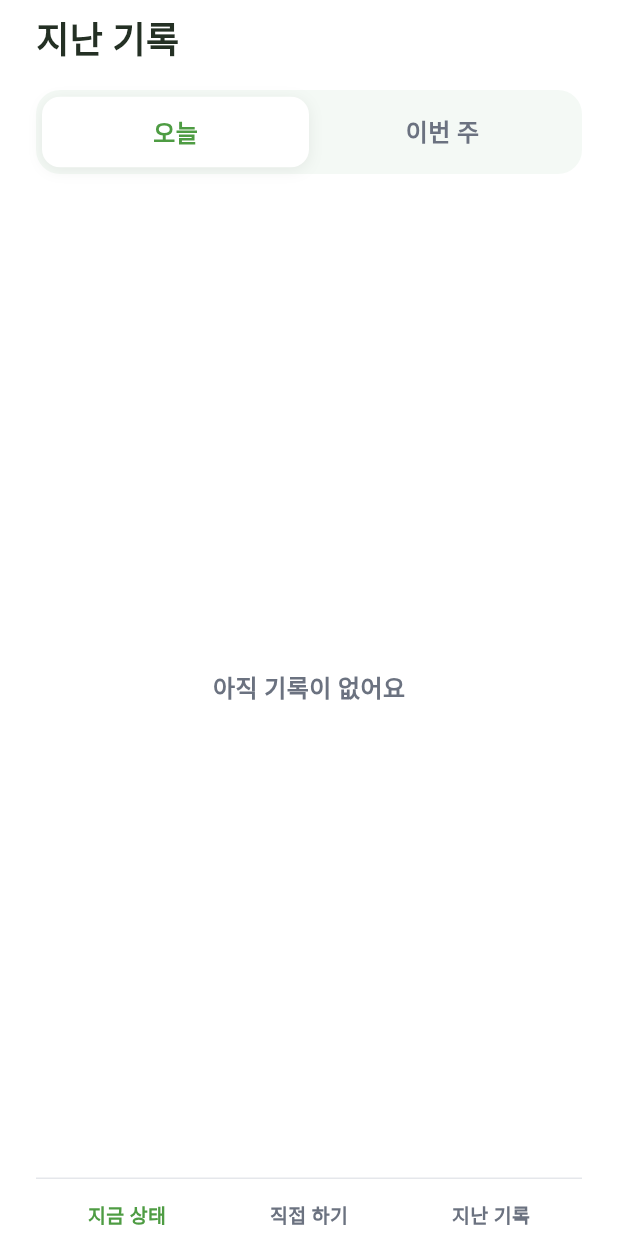
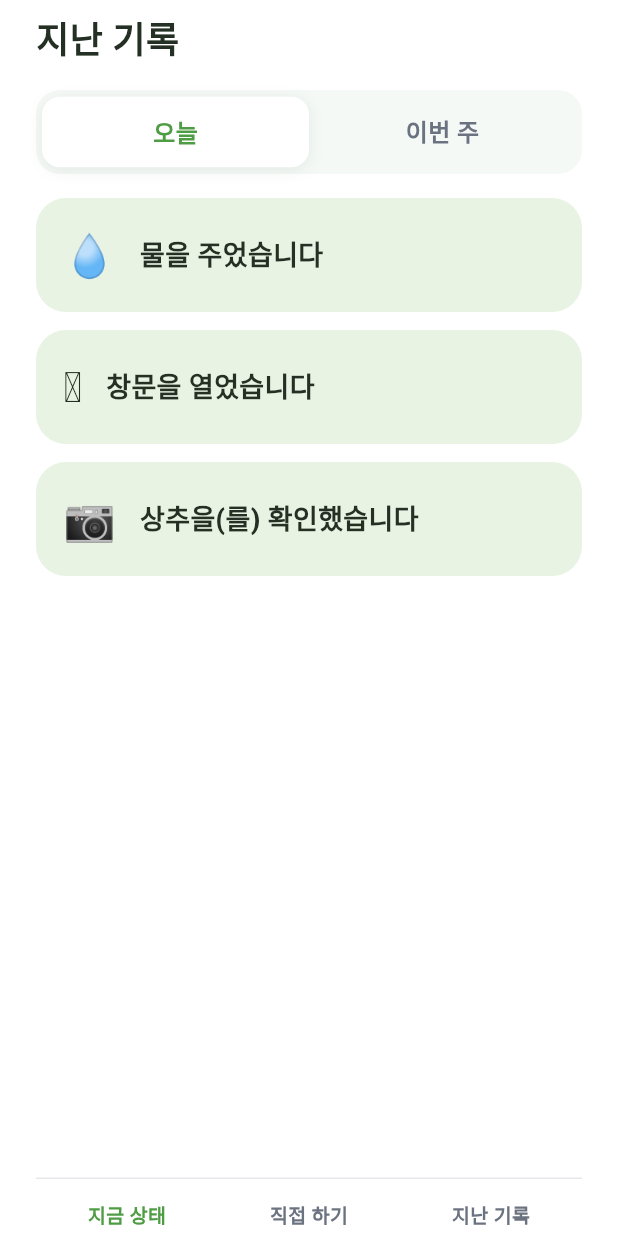
Before and after one commit to namjin22/goblin, a Flutter app: the HistoryScreen screen opened directly with empty values, on a phone screen of 412 x 824 dp. Run offline on Flutter 3.47's test engine with Material 3 defaults, Android fonts, the phone set to English and light mode, and no system bars; our stand-ins replace shared_preferences; accounts and stored records are empty; network calls fail.

Commit message:
App: show growth stage/harvest date, split vent open/close buttons
- FarmState now carries growth_stage/days_growing/harvest_date from
  the new /api/state fields
- Manual screen has separate 창문 열기/닫기 buttons instead of one toggle

```diff
--- a/app/lib/models/farm_status.dart
+++ b/app/lib/models/farm_status.dart
@@ -18,6 +18,9 @@ class FarmState {
     required this.dryness,
     required this.ventOpen,
     required this.busy,
+    required this.growthStage,
+    required this.daysGrowing,
+    required this.harvestDate,
   });
 
   final String message;
@@ -31,7 +34,13 @@ class FarmState {
   final bool ventOpen;
   final bool busy;
 
-  static const initial = FarmState(
+  /// 웹캠으로 실제 크기를 잰 값이 아니라, 처음 인식한 시각 + 프로파일의
+  /// 평균 재배 일수로 추정한 값이다(server.py `_growth_info` 참고).
+  final String? growthStage;
+  final int? daysGrowing;
+  final String? harvestDate;
+
+  static const loading = FarmState(
     message: '불러오는 중이에요',
     level: FarmLevel.good,
     cropName: '확인 중',
@@ -40,6 +49,24 @@ class FarmState {
     dryness: null,
     ventOpen: false,
     busy: false,
+    growthStage: null,
+    daysGrowing: null,
+    harvestDate: null,
+  );
+
+  /// server.py(FarmApi)에 닿지 못할 때(오프라인 개발 중) 보여줄 대체 데이터.
+  static const demo = FarmState(
+    message: '상추가 잘 자라고 있어요',
+    level: FarmLevel.good,
+    cropName: '상추',
+    temperature: 24,
+    humidity: 55,
+    dryness: 35,
+    ventOpen: false,
+    busy: false,
+    growthStage: '한창 자라는 중이에요',
+    daysGrowing: 12,
+    harvestDate: '8월 20일',
   );
 
   factory FarmState.fromJson(Map<String, dynamic> json) => FarmState(
@@ -51,6 +78,9 @@ class FarmState {
         dryness: (json['dryness'] as num?)?.toDouble(),
         ventOpen: json['vent_open'] as bool? ?? false,
         busy: json['busy'] as bool? ?? false,
+        growthStage: json['growth_stage'] as String?,
+        daysGrowing: json['days_growing'] as int?,
+        harvestDate: json['harvest_date'] as String?,
       );
 }
 
--- a/app/lib/screens/home/history_screen.dart
+++ b/app/lib/screens/home/history_screen.dart
@@ -4,7 +4,18 @@ import '../../services/farm_api.dart';
 import '../../theme/app_colors.dart';
 import '../../widgets/bottom_nav_bar.dart';
 
-const _demoItems = <HistoryItem>[];
+/// server.py(FarmApi)에 닿지 못할 때(오프라인 개발 중) 보여줄 대체 데이터.
+List<HistoryItem> _buildDemoItems() {
+  final now = DateTime.now();
+  double hoursAgo(double h) => now.subtract(Duration(minutes: (h * 60).round())).millisecondsSinceEpoch / 1000;
+  return [
+    HistoryItem(at: hoursAgo(0.5), event: 'water', detail: '물을 주었습니다'),
+    HistoryItem(at: hoursAgo(2), event: 'vent_open', detail: '창문을 열었습니다'),
+    HistoryItem(at: hoursAgo(5), event: 'scan', detail: '상추을(를) 확인했습니다'),
+    HistoryItem(at: hoursAgo(30), event: 'water', detail: '물을 주었습니다'),
+    HistoryItem(at: hoursAgo(48), event: 'vent_close', detail: '창문을 닫았습니다'),
+  ];
+}
 
 String _emojiFor(String event) => switch (event) {
       'water' => '💧',
@@ -31,11 +42,12 @@ class _HistoryScreenState extends State<HistoryScreen> {
   static const _periods = ['오늘', '이번 주'];
 
   int _period = 0;
-  List<HistoryItem> _allItems = _demoItems;
+  List<HistoryItem> _allItems = [];
 
   @override
   void initState() {
     super.initState();
+    _allItems = _buildDemoItems();
     _refresh();
   }
 
--- a/app/lib/screens/home/manual_screen.dart
+++ b/app/lib/screens/home/manual_screen.dart
@@ -4,8 +4,8 @@ import '../../theme/app_colors.dart';
 import '../../widgets/bottom_nav_bar.dart';
 import '../../widgets/top_toast.dart';
 
-/// 화면[2] 직접 하기 - 조작(Operation)은 언제든 할 수 있다: 버튼 2개만.
-/// server.py는 vent_toggle(열림<->닫힘) / water 명령만 받는다.
+/// 화면[2] 직접 하기 - 조작(Operation)은 언제든 할 수 있다.
+/// server.py는 vent_open / vent_close / water 명령을 받는다.
 class ManualScreen extends StatefulWidget {
   const ManualScreen({super.key, required this.navIndex, required this.onNavChanged});
 
@@ -56,11 +56,26 @@ class _ManualScreenState extends State<ManualScreen> {
                   ),
                 ),
               const Spacer(),
-              _ActionButton(
-                emoji: '🪟',
-                label: '창문 열기/닫기',
-                enabled: !busy,
-                onTap: () => _run('창문을 움직이는', 'vent_toggle', '창문을 움직였어요'),
+              Row(
+                children: [
+                  Expanded(
+                    child: _ActionButton(
+                      emoji: '🪟',
+                      label: '창문 열기',
+                      enabled: !busy,
+                      onTap: () => _run('창문을 여는', 'vent_open', '창문을 열었어요'),
+                    ),
+                  ),
+                  const SizedBox(width: 16),
+                  Expanded(
+                    child: _ActionButton(
+                      emoji: '🚪',
+                      label: '창문 닫기',
+                      enabled: !busy,
+                      onTap: () => _run('창문을 닫는', 'vent_close', '창문을 닫았어요'),
+                    ),
+                  ),
+                ],
               ),
               const SizedBox(height: 20),
               _ActionButton(
@@ -98,14 +113,15 @@ class _ActionButton extends StatelessWidget {
           backgroundColor: AppColors.greenLight,
           foregroundColor: AppColors.ink,
           elevation: 0,
+          padding: EdgeInsets.zero,
           shape: RoundedRectangleBorder(borderRadius: BorderRadius.circular(24)),
         ),
         child: Column(
           mainAxisAlignment: MainAxisAlignment.center,
           children: [
-            Text(emoji, style: const TextStyle(fontSize: 40)),
+            Text(emoji, style: const TextStyle(fontSize: 36)),
             const SizedBox(height: 10),
-            Text(label, style: const TextStyle(fontSize: 22, fontWeight: FontWeight.w800)),
+            Text(label, style: const TextStyle(fontSize: 19, fontWeight: FontWeight.w800)),
           ],
         ),
       ),
```
Also changed, not shown: app/lib/screens/home/status_screen.dart (+28 -3 lines).
